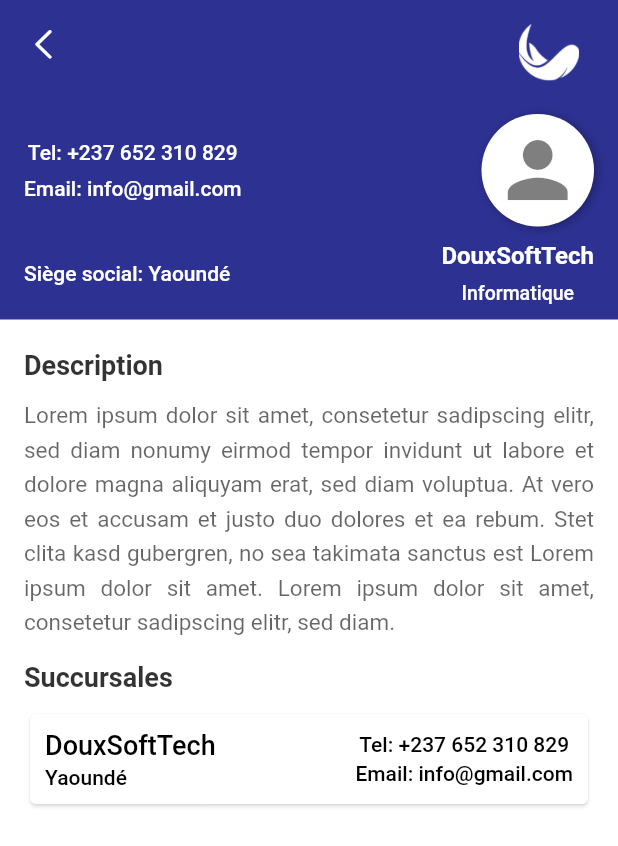
After one commit to Dev-Soft-Group/mdm-app, a Flutter app: the EntrepriseDetailView screen opened by its route, on a phone screen of 412 x 824 dp. The commit adds this screen. Shown: the top 846 px of the screen. Run offline on Flutter 3.47's test engine with Material 2 defaults, Android fonts, the phone set to English and light mode, and no system bars; our stand-ins replace get.

Commit message:
Ajout de la page de détail de l'entreprise

```diff
--- a/lib/routes/app_pages.dart
+++ b/lib/routes/app_pages.dart
@@ -1,5 +1,7 @@
 import 'package:get/route_manager.dart';
 import 'package:mdmscoops/routes/app_routes.dart';
+import 'package:mdmscoops/screens/detail_entreprise/bindings/detail_entreprise_binding.dart';
+import 'package:mdmscoops/screens/detail_entreprise/views/detail_entreprise_view.dart';
 import 'package:mdmscoops/screens/detail_produit/bindings/produit_detal_binding.dart';
 import 'package:mdmscoops/screens/detail_produit/views/produit_detail_view.dart';
 import 'package:mdmscoops/screens/detail_secteur/bindings/details_secteurs_binding.dart';
@@ -71,5 +73,10 @@ class AppPages {
       page: () => const ProduitsView(),
       binding: ProduitBinding(),
     ),
+     GetPage(
+      name: AppRoutes.ENTREPRISEDETAILS,
+      page: () => const EntrepriseDetailView(),
+      binding: EntrepriseDetailBindiing(),
+    ),
   ];
 }
--- a/lib/routes/app_routes.dart
+++ b/lib/routes/app_routes.dart
@@ -15,4 +15,5 @@ class AppRoutes {
   static const String SECTEURS = "/secteurs";
   static const String DETAILSSECTEURS = "/details_secteurs";
   static const String PRODUITSDETAILS = "/details_produit";
+  static const String ENTREPRISEDETAILS = "/details_entreprise";
 }
--- /dev/null
+++ b/lib/screens/detail_entreprise/bindings/detail_entreprise_binding.dart
@@ -0,0 +1,9 @@
+import 'package:get/get.dart';
+import 'package:mdmscoops/screens/detail_entreprise/controllers/detail_entreprise_controller.dart';
+
+class EntrepriseDetailBindiing implements Bindings {
+  @override
+  void dependencies() {
+    Get.lazyPut<EntrepriseDetailController>(() => EntrepriseDetailController());
+  }
+}
--- /dev/null
+++ b/lib/screens/detail_entreprise/controllers/detail_entreprise_controller.dart
@@ -0,0 +1,5 @@
+import 'package:get/get.dart';
+
+class EntrepriseDetailController extends GetxController{
+
+}
--- /dev/null
+++ b/lib/screens/detail_entreprise/views/detail_entreprise_view.dart
@@ -0,0 +1,263 @@
+import 'package:flutter/cupertino.dart';
+import 'package:flutter/material.dart';
+import 'package:get/get.dart';
+import 'package:mdmscoops/core/app_colors.dart';
+import 'package:mdmscoops/core/app_sizes.dart';
+import 'package:mdmscoops/screens/detail_entreprise/controllers/detail_entreprise_controller.dart';
+
+class EntrepriseDetailView extends GetView<EntrepriseDetailController> {
+  const EntrepriseDetailView({Key? key}) : super(key: key);
+
+  @override
+  Widget build(BuildContext context) {
+    return GetBuilder<EntrepriseDetailController>(builder: (controller) {
+      return SafeArea(
+          child: Scaffold(
+              body: Container(
+                  decoration: const BoxDecoration(
+                    color: kWhiteColor,
+                  ),
+                  height: Get.height,
+                  width: Get.width,
+                  child: SingleChildScrollView(
+                    child: Column(
+                        mainAxisAlignment: MainAxisAlignment.start,
+                        crossAxisAlignment: CrossAxisAlignment.start,
+                        children: [
+                          Container(
+                            // height: 180,
+                            decoration: const BoxDecoration(
+                              color: kPrimaryColor,
+                            ),
+                            child: Column(
+                              crossAxisAlignment: CrossAxisAlignment.start,
+                              children: [
+                                Padding(
+                                  padding: const EdgeInsets.only(
+                                    left: 16,
+                                    right: 16,
+                                    top: 16,
+                                  ),
+                                  child: Row(
+                                      crossAxisAlignment:
+                                          CrossAxisAlignment.start,
+                                      children: [
+                                        InkWell(
+                                            onTap: () {
+                                              Get.back();
+                                            },
+                                            child: const Icon(
+                                                CupertinoIcons.chevron_left,
+                                                size: 26,
+                                                color: kWhiteColor)),
+                                        const Spacer(),
+                                        Image.asset(
+                                            "assets/images/D-SoftTechWhite.png",
+                                            height: 40,
+                                            width: 40,
+                                            fit: BoxFit.cover),
+                                        const SizedBox(width: 10),
+                                      ]),
+                                ),
+                                const SizedBox(height: kDefaultPadding),
+                                Padding(
+                                  padding: const EdgeInsets.symmetric(
+                                      horizontal: kDefaultPadding - 4),
+                                  child: Row(
+                                    mainAxisAlignment:
+                                        MainAxisAlignment.spaceBetween,
+                                    children: [
+                                      Column(
+                                        children: const [
+                                          Text(
+                                            "Tel: +237 652 310 829",
+                                            style: TextStyle(
+                                              color: kWhiteColor,
+                                              fontSize: 14,
+                                              fontWeight: FontWeight.w500,
+                                            ),
+                                          ),
+                                          SizedBox(height: 8),
+                                          Text(
+                                            "Email: info@gmail.com",
+                                            style: TextStyle(
+                                              color: kWhiteColor,
+                                              fontSize: 14,
+                                              fontWeight: FontWeight.w500,
+                                            ),
+                                          ),
+                                        ],
+                                      ),
+                                      Container(
+                                          height: 75,
+                                          width: 75,
+                                          decoration: BoxDecoration(
+                                            shape: BoxShape.circle,
+                                            color: kWhiteColor,
+                                            boxShadow: [
+                                              BoxShadow(
+                                                offset: const Offset(2, 1),
+                                                blurRadius: 5,
+                                                color: kBlackColor
+                                                    .withOpacity(0.3),
+                                              )
+                                            ],
+                                          ),
+                                          child: Icon(Icons.person,
+                                              size: 60,
+                                              color: kBlackColor
+                                                  .withOpacity(0.5))),
+                                    ],
+                                  ),
+                                ),
+                                const SizedBox(height: 10),
+                                Padding(
+                                  padding: const EdgeInsets.symmetric(
+                                      horizontal: kDefaultPadding - 4),
+                                  child: Row(
+                                    mainAxisAlignment:
+                                        MainAxisAlignment.spaceBetween,
+                                    children: [
+                                      const Text(
+                                        "Siège social: Yaoundé",
+                                        style: TextStyle(
+                                          color: kWhiteColor,
+                                          fontSize: 14,
+                                          fontWeight: FontWeight.w500,
+                                        ),
+                                      ),
+                                      Column(
+                                        children: const [
+                                          Text(
+                                            "DouxSoftTech",
+                                            style: TextStyle(
+                                              color: kWhiteColor,
+                                              fontSize: 16,
+                                              fontWeight: FontWeight.w600,
+                                            ),
+                                          ),
+                                          SizedBox(height: 8),
+                                          Text(
+                                            "Informatique",
+                                            style: TextStyle(
+                                              color: kWhiteColor,
+                                              fontSize: 13,
+                                              fontWeight: FontWeight.w500,
+                                            ),
+                                          ),
+                                        ],
+                                      ),
+                                    ],
+                                  ),
+                                ),
+                                const SizedBox(height: kDefaultPadding / 2),
+                              ],
+                            ),
+                          ),
+                          const SizedBox(height: kDefaultPadding),
+                          Padding(
+                            padding: const EdgeInsets.symmetric(
+                                horizontal: kDefaultPadding - 4),
+                            child: Column(
+                              crossAxisAlignment: CrossAxisAlignment.start,
+                              children: [
+                                Text(
+                                  "Description",
+                                  style: TextStyle(
+                                    color: kBlackColor.withOpacity(0.8),
+                                    fontSize: 18,
+                                    fontWeight: FontWeight.w600,
+                                  ),
+                                ),
+                                const SizedBox(height: kDefaultPadding / 2),
+                                Text(
+                                  "Lorem ipsum dolor sit amet, consetetur sadipscing elitr, sed diam nonumy eirmod tempor invidunt ut labore et dolore magna aliquyam erat, sed diam voluptua. At vero eos et accusam et justo duo dolores et ea rebum. Stet clita kasd gubergren, no sea takimata sanctus est Lorem ipsum dolor sit amet. Lorem ipsum dolor sit amet, consetetur sadipscing elitr, sed diam.",
+                                  textAlign: TextAlign.justify,
+                                  style: TextStyle(
+                                    color: kBlackColor.withOpacity(0.6),
+                                    fontSize: 15,
+                                    height: 1.5,
+                                    fontWeight: FontWeight.w400,
+                                  ),
+                                ),
+                                const SizedBox(height: kDefaultPadding - 4),
+                                Text(
+                                  "Succursales",
+                                  style: TextStyle(
+                                    color: kBlackColor.withOpacity(0.8),
+                                    fontSize: 18,
+                                    fontWeight: FontWeight.w600,
+                                  ),
+                                ),
+                                const SizedBox(height: kDefaultPadding / 2),
+                                Card(
+                                  color: kWhiteColor,
+                                  shadowColor: kWhiteColor,
+                                  elevation: 1,
+                                  child: Container(
+                                    height: 60,
+                                    padding: const EdgeInsets.all(10.0),
+                                    alignment: Alignment.center,
+                                    decoration: const BoxDecoration(),
+                                    child: Row(
+                                      children: [
+                                        Column(
+                                          crossAxisAlignment: CrossAxisAlignment.start,
+                                          children: const [
+                                            Spacer(),
+                                            Text(
+                                              "DouxSoftTech",
+                                              style: TextStyle(
+                                                color: kBlackColor,
+                                                fontSize: 18,
+                                                fontWeight: FontWeight.w500,
+                                              ),
+                                            ),
+                                            SizedBox(height: 3),
+                                            Text(
+                                              "Yaoundé",
+                                              style: TextStyle(
+                                                color: kBlackColor,
+                                                fontSize: 14,
+                                                fontWeight: FontWeight.w500,
+                                              ),
+                                            ),
+                                            Spacer(),
+                                          ],
+                                        ),
+                                        const Spacer(),
+                                        Column(
+                                          children: const [
+                                            Spacer(),
+                                            Text(
+                                              "Tel: +237 652 310 829",
+                                              style: TextStyle(
+                                                color: kBlackColor,
+                                                fontSize: 14,
+                                                fontWeight: FontWeight.w500,
+                                              ),
+                                            ),
+                                            SizedBox(height: 3),
+                                            Text(
+                                              "Email: info@gmail.com",
+                                              style: TextStyle(
+                                                color: kBlackColor,
+                                                fontSize: 14,
+                                                fontWeight: FontWeight.w500,
+                                              ),
+                                            ),
+                                            Spacer(),
+                                          ],
+                                        ),
+                                      ],
+                                    ),
+                                  ),
+                                ),
+                              ],
+                            ),
+                          ),
+                        ]),
+                  ))));
+    });
+  }
+}
```
